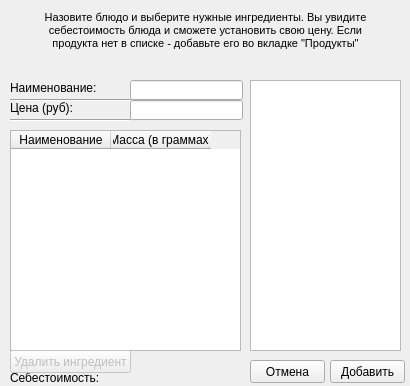
Old version of the form admin/addfood.ui in the repository 244sinfall/fastfoodDeliveryAggregator.
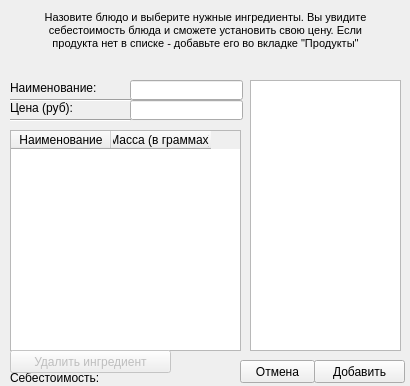
New version of the form.

```diff
--- a/admin/addfood.ui
+++ b/admin/addfood.ui
@@ -35,7 +35,7 @@
     <rect>
      <x>10</x>
      <y>80</y>
-     <width>90</width>
+     <width>111</width>
      <height>16</height>
     </rect>
    </property>
@@ -105,9 +105,9 @@
   <widget class="QPushButton" name="addConfirmButton">
    <property name="geometry">
     <rect>
-     <x>330</x>
+     <x>314</x>
      <y>360</y>
-     <width>75</width>
+     <width>91</width>
      <height>23</height>
     </rect>
    </property>
@@ -118,7 +118,7 @@
   <widget class="QPushButton" name="cancelAdderButton">
    <property name="geometry">
     <rect>
-     <x>250</x>
+     <x>240</x>
      <y>360</y>
      <width>75</width>
      <height>23</height>
@@ -195,7 +195,7 @@
     <rect>
      <x>10</x>
      <y>350</y>
-     <width>121</width>
+     <width>161</width>
      <height>23</height>
     </rect>
    </property>
```
